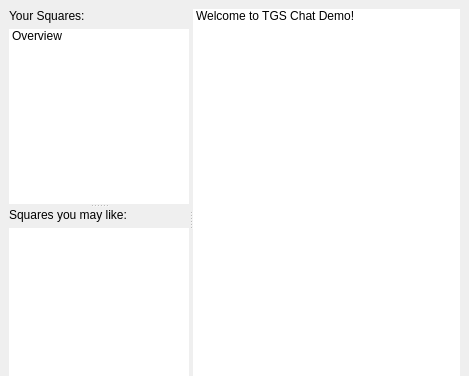
Before: the Qt Designer form src/ui/main.ui in whirm/tgs-pc, drawn with Qt 5; both pictures show x 0 to 469 and y 0 to 376 of the 469 by 572 pixel window.
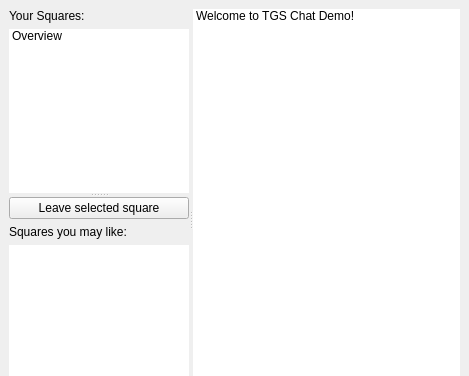
After: the same form once the commit is applied. Icons and pictures are not drawn.

Commit message: We can now join and part squares.

```diff
--- a/src/ui/main.ui
+++ b/src/ui/main.ui
@@ -130,6 +130,13 @@
             <property name="sizeConstraint">
              <enum>QLayout::SetMaximumSize</enum>
             </property>
+            <item>
+             <widget class="QPushButton" name="leave_square_btn">
+              <property name="text">
+               <string>Leave selected square</string>
+              </property>
+             </widget>
+            </item>
             <item>
              <widget class="QLabel" name="label_5">
               <property name="sizePolicy">
```
Left out of the diff: 8 changed lines with no effect on the pictures. The commit also changes 2 other files.
